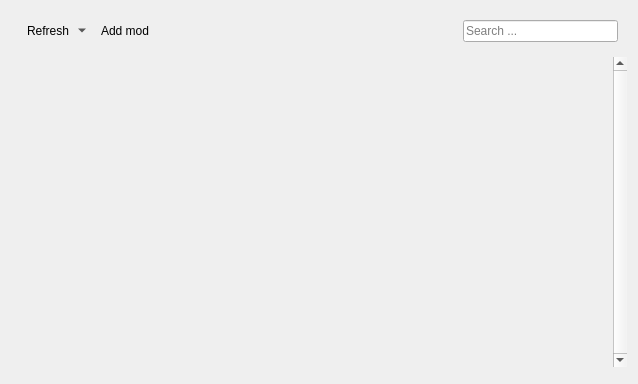
Old version of the form src/modmanagerwidget.ui in the repository kriana/SilVerPLuM.
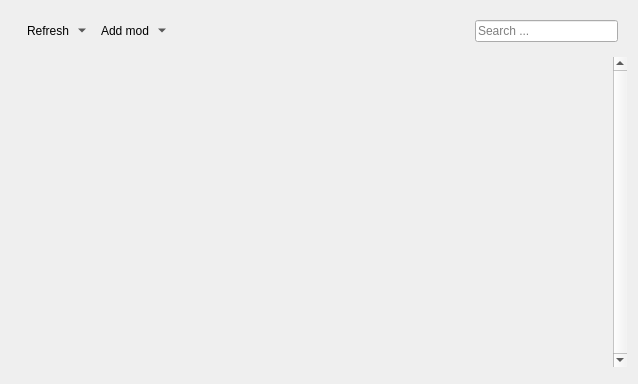
New version of the form. Icons and pictures are not drawn. Custom widgets are drawn as their Qt base class.

```diff
--- a/src/modmanagerwidget.ui
+++ b/src/modmanagerwidget.ui
@@ -55,6 +55,9 @@
          <iconset theme="list-add">
           <normaloff>.</normaloff>.</iconset>
         </property>
+        <property name="popupMode">
+         <enum>QToolButton::MenuButtonPopup</enum>
+        </property>
         <property name="toolButtonStyle">
          <enum>Qt::ToolButtonTextBesideIcon</enum>
         </property>
```
Left out of the diff: 14 changed lines with no effect on the pictures.
